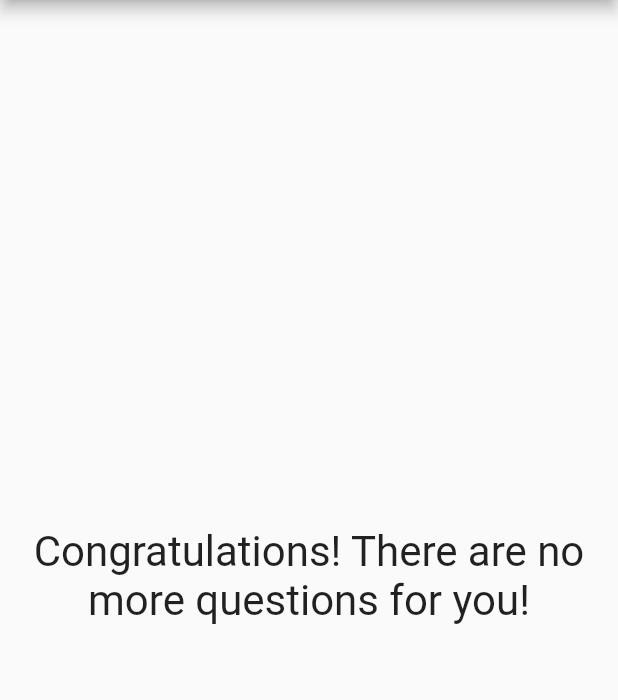
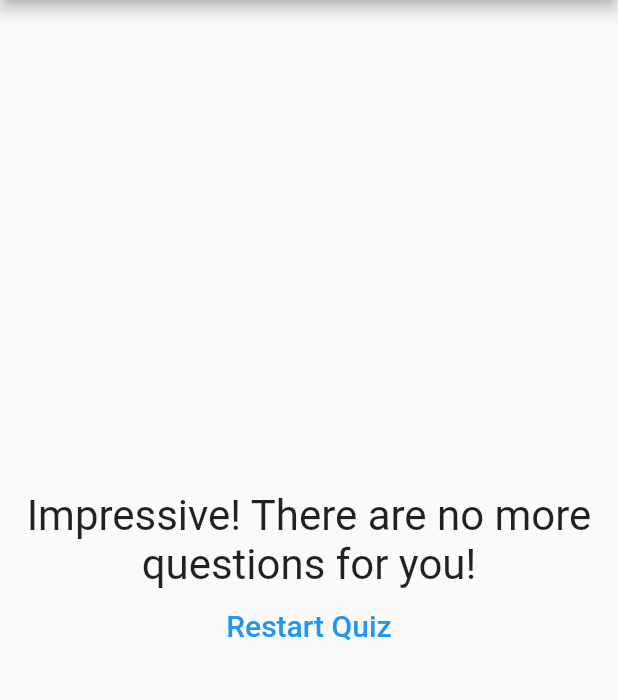
Before and after one commit to edvaldoperreira/project_answers, a Flutter app: the screen it shows after launch, after a tap on "Black", after a tap on "Snake", after a tap on "C#", on a phone screen of 412 x 824 dp, the part 84-784 px from its top. Run offline on Flutter 3.47's test engine with Material 2 defaults, Android fonts, the phone set to English and light mode, and no system bars.

Commit message:
Adding button to restart the quiz

```diff
--- a/lib/main.dart
+++ b/lib/main.dart
@@ -46,8 +46,13 @@ class _QuestionAppState extends State<QuestionApp> {
       _totalScore += score;
       _selectedQuestion++;
     });
+  }
 
-    print(_totalScore);
+  void restartQuiz() {
+    setState(() {
+      _selectedQuestion = 0;
+      _totalScore = 0;
+    });
   }
 
   bool get hasSelectedQuestion {
@@ -71,7 +76,7 @@ class _QuestionAppState extends State<QuestionApp> {
       ),
       body: hasSelectedQuestion
           ? Quiz(selectedQuestion, answers, _answer)
-          : Result(),
+          : Result(_totalScore, restartQuiz),
     ));
   }
 }
--- a/lib/result.dart
+++ b/lib/result.dart
@@ -1,16 +1,44 @@
 import 'package:flutter/material.dart';
 
 class Result extends StatelessWidget {
-  final String text = 'Congratulations! There are no more questions for you!';
+  final String text = 'There are no more questions for you!';
+  final int score;
+  final void Function() onRestartQuiz;
+
+  Result(this.score, this.onRestartQuiz);
+
+  String get textResult {
+    if (score < 8) {
+      return "Congratulations!";
+    } else if (score < 12) {
+      return "You are good!";
+    } else if (score < 16) {
+      return "Impressive!";
+    } else {
+      return "Jedi level!!";
+    }
+  }
 
   @override
   Widget build(BuildContext context) {
-    return Center(
-      child: Text(
-        text,
-        style: const TextStyle(fontSize: 28),
-        textAlign: TextAlign.center,
-      ),
+    return Column(
+      mainAxisAlignment: MainAxisAlignment.center,
+      children: [
+        Center(
+          child: Text(
+            '$textResult $text',
+            style: const TextStyle(fontSize: 28),
+            textAlign: TextAlign.center,
+          ),
+        ),
+        TextButton(
+          onPressed: onRestartQuiz,
+          child: const Text(
+            'Restart Quiz',
+            style: TextStyle(fontSize: 20),
+          ),
+        )
+      ],
     );
   }
 }
```
